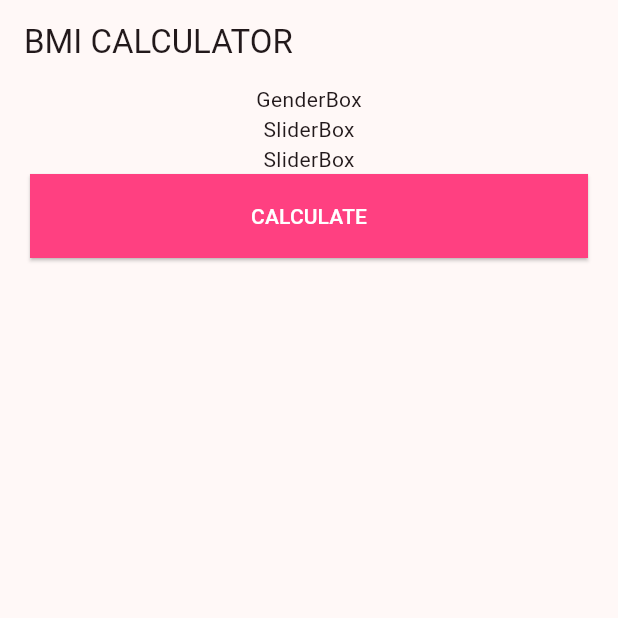
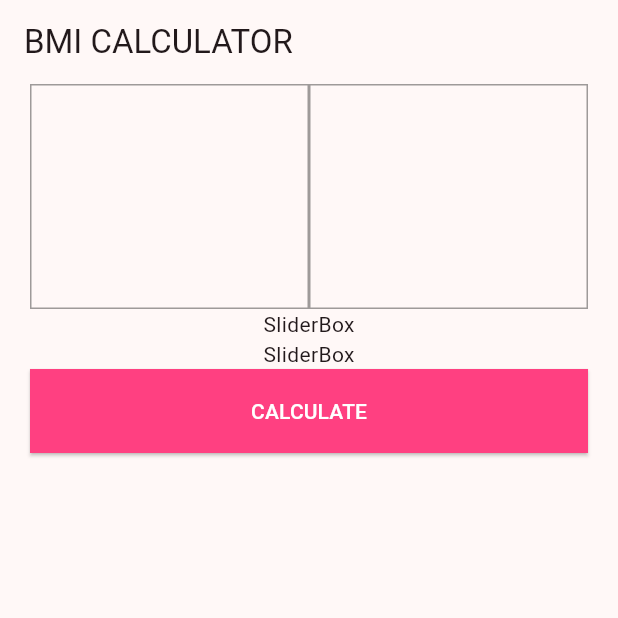
Before and after one commit to seoyeon-haru/flutter_bmi_app, a Flutter app: the screen it shows after launch, on a phone screen of 412 x 824 dp, the top half of it. Run offline on Flutter 3.47's test engine with Material 3 defaults, Android fonts, the phone set to English and light mode, and no system bars; missing offline and left inert: dart:ffi.

Commit message:
Add box frame

```diff
--- a/lib/main.dart
+++ b/lib/main.dart
@@ -1,3 +1,5 @@
+import 'dart:ffi';
+
 import 'package:flutter/material.dart';
 import 'package:flutter_bmi_app/pages/home/home_page.dart';
 import 'package:flutter_bmi_app/theme.dart';
--- a/lib/pages/home/widgets/gender_box.dart
+++ b/lib/pages/home/widgets/gender_box.dart
@@ -3,7 +3,23 @@ import 'package:flutter/material.dart';
 class GenderBox extends StatelessWidget {
   @override
   Widget build(BuildContext context) {
-    return Text('GenderBox');
+    return Row(
+      children: [
+        gender(context),
+        gender(context),
+      ],
+    );
   }
 
+  Widget gender(BuildContext context) {
+    return Expanded(
+      child: Container(
+        height: 150,
+        decoration: BoxDecoration(
+            border: Border.all(
+          color: Theme.of(context).dividerColor,
+        )),
+      ),
+    );
+  }
 }
```
